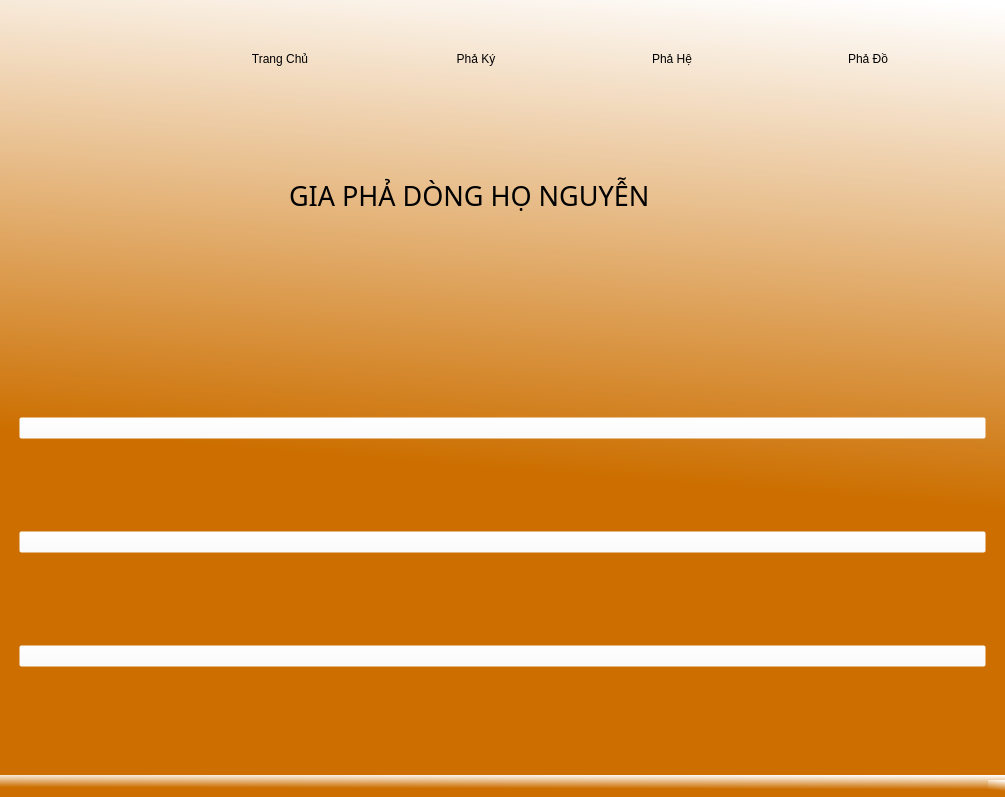
Qt form Home.ui (haintvietnam/project) before a commit.
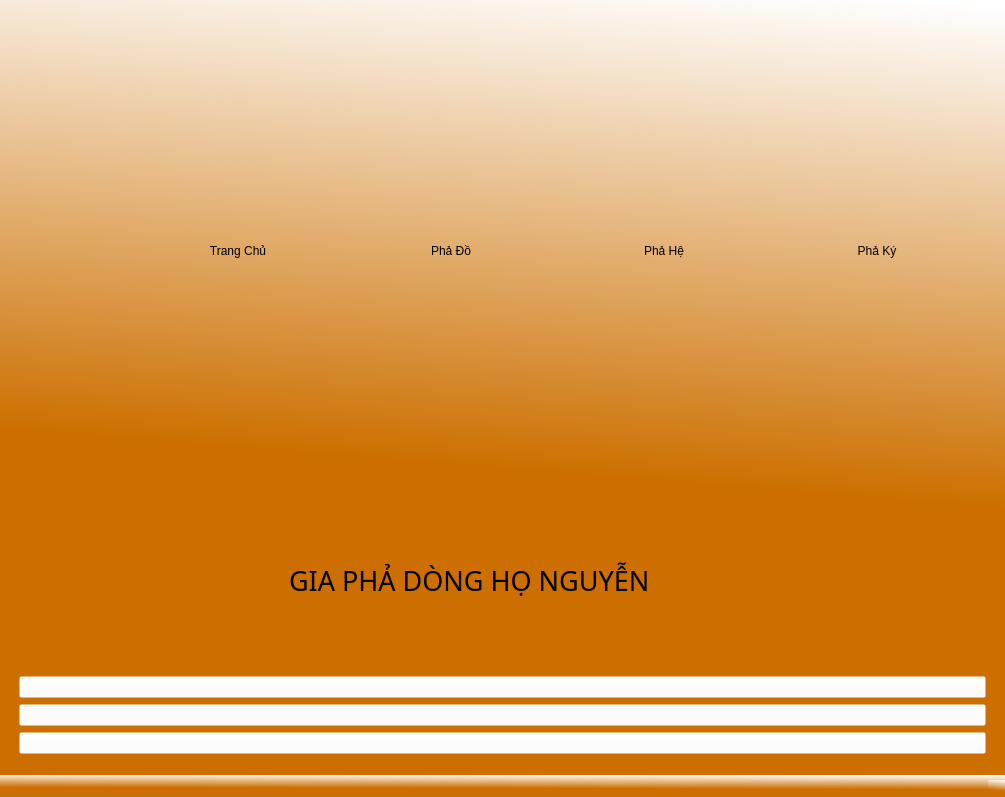
The same form after that commit. Icons and pictures are not drawn.

```diff
--- a/Home.ui
+++ b/Home.ui
@@ -17,31 +17,17 @@
    <string notr="true">background-color: qlineargradient(spread:pad, x1:0.811, y1:0.948864, x2:0.910448, y2:0, stop:0.323383 rgba(204, 111, 0, 255), stop:1 rgba(255, 255, 255, 255));</string>
   </property>
   <widget class="QWidget" name="centralwidget">
-   <layout class="QVBoxLayout" name="verticalLayout">
+   <layout class="QVBoxLayout" name="verticalLayout_2">
     <item>
-     <widget class="QFrame" name="frame">
-      <property name="minimumSize">
-       <size>
-        <width>100</width>
-        <height>100</height>
-       </size>
-      </property>
-      <property name="maximumSize">
-       <size>
-        <width>1000</width>
-        <height>100</height>
-       </size>
-      </property>
+     <widget class="QStackedWidget" name="stackedWidget">
       <property name="styleSheet">
-       <string notr="true">background-color: rgb(255, 255, 255,0);</string>
+       <string notr="true">background-color: rgba(255, 255, 255, 0);</string>
       </property>
-      <property name="frameShape">
-       <enum>QFrame::StyledPanel</enum>
+      <property name="currentIndex">
+       <number>0</number>
       </property>
-      <property name="frameShadow">
-       <enum>QFrame::Raised</enum>
-      </property>
-      <layout class="QHBoxLayout" name="horizontalLayout">
+      <widget class="QWidget" name="page">
+       <layout class="QHBoxLayout" name="horizontalLayout_5">
        <item>
         <widget class="QFrame" name="frame_5">
          <property name="maximumSize">
@@ -92,7 +78,7 @@
         <widget class="QFrame" name="frame_6">
          <property name="maximumSize">
           <size>
-           <width>150</width>
+            <width>200</width>
            <height>100</height>
           </size>
          </property>
@@ -137,11 +123,108 @@
          </layout>
         </widget>
        </item>
+        <item>
+         <widget class="QFrame" name="frame">
+          <property name="maximumSize">
+           <size>
+            <width>200</width>
+            <height>16777215</height>
+           </size>
+          </property>
+          <property name="styleSheet">
+           <string notr="true">QWidget{
+background-color: rgb(255, 255, 255, 0);
+border-radius: 15px;
+}
+QWidget:hover{
+
+border-radius: 15px;
+	background-color: rgb(236, 150, 30);
+}</string>
+          </property>
+          <property name="frameShape">
+           <enum>QFrame::StyledPanel</enum>
+          </property>
+          <property name="frameShadow">
+           <enum>QFrame::Raised</enum>
+          </property>
+          <layout class="QHBoxLayout" name="horizontalLayout_4">
+           <item>
+            <widget class="QPushButton" name="pushButton_9">
+             <property name="styleSheet">
+              <string notr="true">QWidget{
+background-color: rgb(255, 255, 255, 0);
+border-radius: 15px;
+}
+QWidget:hover{
+
+border-radius: 15px;
+	background-color: rgb(236, 150, 30);
+}</string>
+             </property>
+             <property name="text">
+              <string>Phả Đồ</string>
+             </property>
+             <property name="icon">
+              <iconset>
+               <normaloff>imgs/png-clipart-computer-icons-git-branching-fork-git-share-icon-graphical-user-interface-thumbnail.png</normaloff>imgs/png-clipart-computer-icons-git-branching-fork-git-share-icon-graphical-user-interface-thumbnail.png</iconset>
+             </property>
+            </widget>
+           </item>
+          </layout>
+         </widget>
+        </item>
+        <item>
+         <widget class="QFrame" name="frame_4">
+          <property name="maximumSize">
+           <size>
+            <width>200</width>
+            <height>16777215</height>
+           </size>
+          </property>
+          <property name="styleSheet">
+           <string notr="true">QWidget{
+background-color: rgb(255, 255, 255, 0);
+border-radius: 15px;
+}
+QWidget:hover{
+
+border-radius: 15px;
+	background-color: rgb(236, 150, 30);
+}</string>
+          </property>
+          <property name="frameShape">
+           <enum>QFrame::StyledPanel</enum>
+          </property>
+          <property name="frameShadow">
+           <enum>QFrame::Raised</enum>
+          </property>
+          <layout class="QHBoxLayout" name="horizontalLayout">
+           <item>
+            <widget class="QPushButton" name="pha_he_1">
+             <property name="text">
+              <string>Phả Hệ</string>
+             </property>
+             <property name="icon">
+              <iconset>
+               <normaloff>imgs/icon-menu-đẹp.png</normaloff>imgs/icon-menu-đẹp.png</iconset>
+             </property>
+             <property name="iconSize">
+              <size>
+               <width>35</width>
+               <height>35</height>
+              </size>
+             </property>
+            </widget>
+           </item>
+          </layout>
+         </widget>
+        </item>
        <item>
         <widget class="QFrame" name="frame_7">
          <property name="maximumSize">
           <size>
-           <width>150</width>
+            <width>200</width>
            <height>100</height>
           </size>
          </property>
@@ -183,116 +266,9 @@
          </layout>
         </widget>
        </item>
-       <item>
-        <widget class="QFrame" name="frame_8">
-         <property name="maximumSize">
-          <size>
-           <width>150</width>
-           <height>100</height>
-          </size>
-         </property>
-         <property name="cursor">
-          <cursorShape>PointingHandCursor</cursorShape>
-         </property>
-         <property name="styleSheet">
-          <string notr="true">QWidget{
-background-color: rgb(255, 255, 255, 0);
-border-radius: 15px;
-}
-QWidget:hover{
-
-border-radius: 15px;
-	background-color: rgb(236, 150, 30);
-}</string>
-         </property>
-         <property name="frameShape">
-          <enum>QFrame::StyledPanel</enum>
-         </property>
-         <property name="frameShadow">
-          <enum>QFrame::Raised</enum>
-         </property>
-         <layout class="QHBoxLayout" name="horizontalLayout_4">
-          <item>
-           <widget class="QPushButton" name="pha_he_1">
-            <property name="text">
-             <string>Phả Hệ</string>
-            </property>
-            <property name="icon">
-             <iconset>
-              <normaloff>imgs/icon-menu-đẹp.png</normaloff>imgs/icon-menu-đẹp.png</iconset>
-            </property>
-            <property name="iconSize">
-             <size>
-              <width>35</width>
-              <height>35</height>
-             </size>
-            </property>
-           </widget>
-          </item>
-         </layout>
-        </widget>
-       </item>
-       <item>
-        <widget class="QFrame" name="pha_do_1">
-         <property name="minimumSize">
-          <size>
-           <width>0</width>
-           <height>0</height>
-          </size>
-         </property>
-         <property name="maximumSize">
-          <size>
-           <width>150</width>
-           <height>100</height>
-          </size>
-         </property>
-         <property name="cursor">
-          <cursorShape>PointingHandCursor</cursorShape>
-         </property>
-         <property name="styleSheet">
-          <string notr="true">QWidget{
-background-color: rgb(255, 255, 255, 0);
-border-radius: 15px;
-}
-QWidget:hover{
-
-border-radius: 15px;
-	background-color: rgb(236, 150, 30);
-}</string>
-         </property>
-         <property name="frameShape">
-          <enum>QFrame::StyledPanel</enum>
-         </property>
-         <property name="frameShadow">
-          <enum>QFrame::Raised</enum>
-         </property>
-         <layout class="QHBoxLayout" name="horizontalLayout_7">
-          <item>
-           <widget class="QPushButton" name="pushButton_9">
-            <property name="styleSheet">
-             <string notr="true">QWidget{
-background-color: rgb(255, 255, 255, 0);
-border-radius: 15px;
-}
-QWidget:hover{
-
-border-radius: 15px;
-	background-color: rgb(236, 150, 30);
-}</string>
-            </property>
-            <property name="text">
-             <string>Phả Đồ</string>
-            </property>
-            <property name="icon">
-             <iconset>
-              <normaloff>imgs/png-clipart-computer-icons-git-branching-fork-git-share-icon-graphical-user-interface-thumbnail.png</normaloff>imgs/png-clipart-computer-icons-git-branching-fork-git-share-icon-graphical-user-interface-thumbnail.png</iconset>
-            </property>
-           </widget>
-          </item>
-         </layout>
-        </widget>
-       </item>
-      </layout>
+       </layout>
+      </widget>
+      <widget class="QWidget" name="page_2"/>
      </widget>
     </item>
     <item>
@@ -300,13 +276,13 @@
       <property name="minimumSize">
        <size>
         <width>0</width>
-        <height>0</height>
+        <height>160</height>
        </size>
       </property>
       <property name="maximumSize">
        <size>
         <width>1000</width>
-        <height>200</height>
+        <height>400</height>
        </size>
       </property>
       <property name="styleSheet">
@@ -385,7 +361,7 @@
       <property name="frameShadow">
        <enum>QFrame::Raised</enum>
       </property>
-      <layout class="QVBoxLayout" name="verticalLayout_2">
+      <layout class="QVBoxLayout" name="verticalLayout">
        <item>
         <widget class="QPushButton" name="pha_do_2">
          <property name="cursor">
```
Lines whose indentation alone changed are shown as unchanged.
